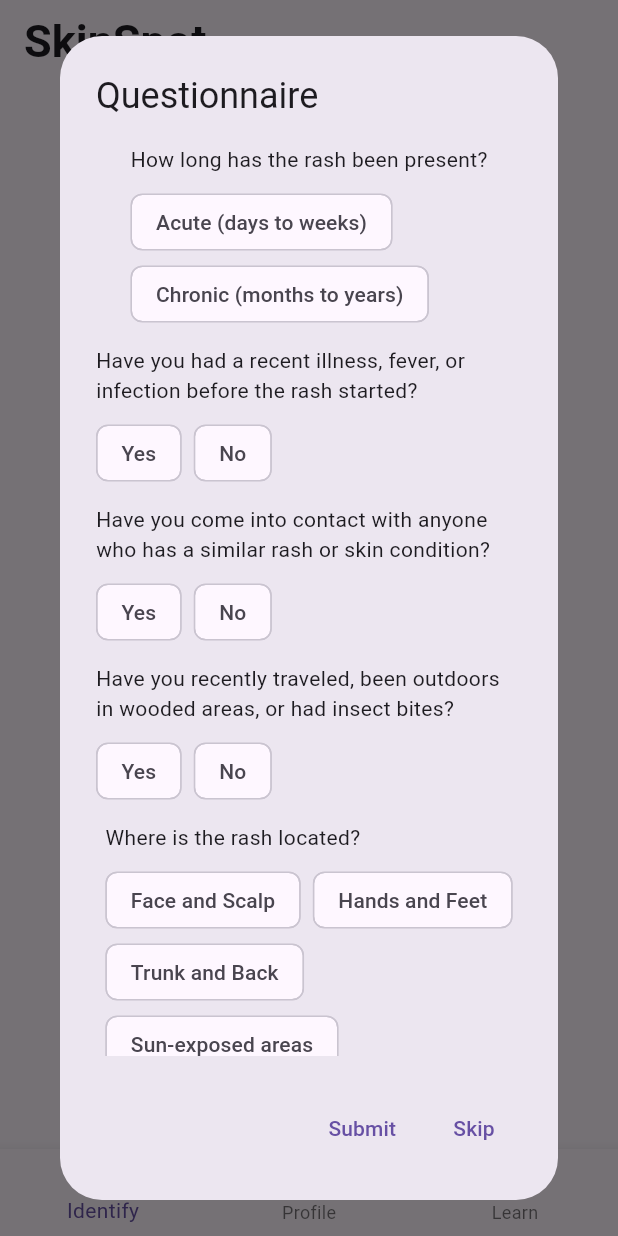
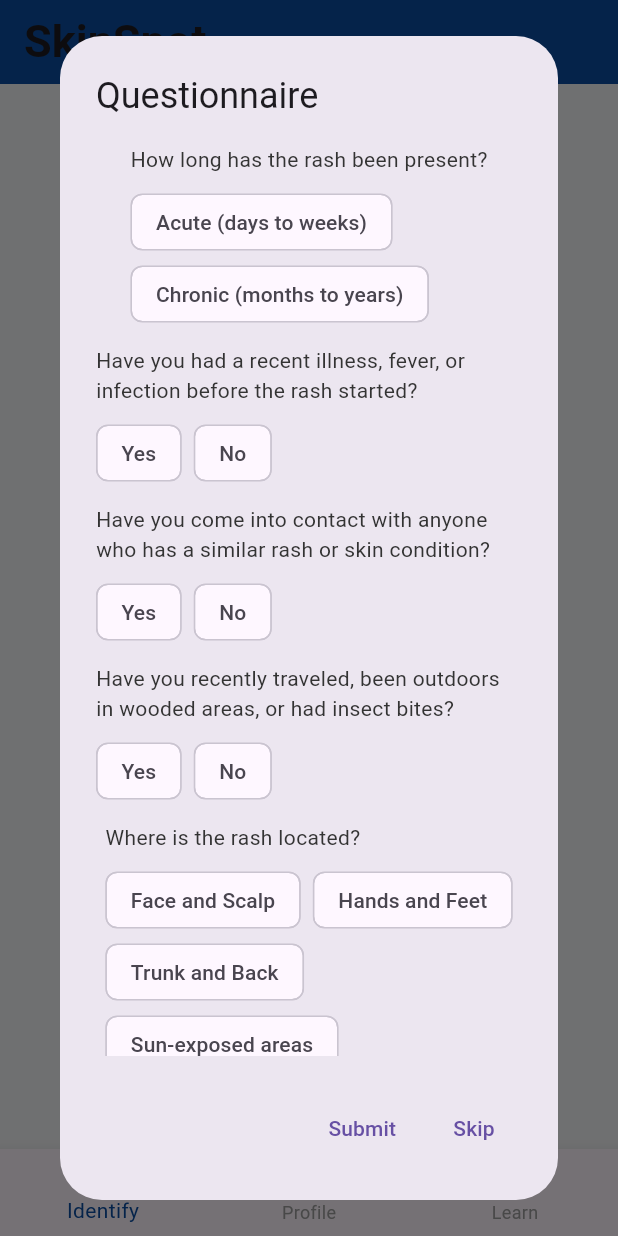
Before and after one commit to bryanz35/SkinDiseaseApp, a Flutter app: the screen it shows after launch, after a tap on the "camera alt" icon, on a phone screen of 412 x 824 dp. Run offline on Flutter 3.47's test engine with Material 3 defaults, Android fonts, the phone set to English and light mode, and no system bars; our stand-ins replace camera; missing offline and left inert: flutter_pytorch.

Commit message:
Update main.dart

```diff
--- a/lib/main.dart
+++ b/lib/main.dart
@@ -8,21 +8,28 @@ import 'learn.dart';
 late List<CameraDescription> cameras;
 
 Future<void> main() async {
-
   WidgetsFlutterBinding.ensureInitialized();
   cameras = await availableCameras();
   runApp(MyApp());
 }
 
 class MyApp extends StatelessWidget {
-
   @override
   Widget build(BuildContext context) {
     return MaterialApp(
       debugShowCheckedModeBanner: false,
       title: 'SkinSpot',
       theme: ThemeData(
-        primarySwatch: Colors.blue,
+        primaryColor: Color(0xFF0A4DA2), // Deep Blue
+        accentColor: Color(0xFF87CEEB),  // Light Blue
+        scaffoldBackgroundColor: Color(0xFFF3F4F6), // Light Grey
+        textTheme: TextTheme(
+          bodyText2: TextStyle(color: Color(0xFF333333)), // Dark Grey
+        ),
+        buttonTheme: ButtonThemeData(
+          shape: RoundedRectangleBorder(borderRadius: BorderRadius.circular(30)),
+          buttonColor: Color(0xFF0A4DA2), // Deep Blue
+        ),
       ),
       home: SplashScreen(),
     );
@@ -30,8 +37,6 @@ class MyApp extends StatelessWidget {
 }
 
 class SplashScreen extends StatefulWidget {
-
-
   @override
   _SplashScreenState createState() => _SplashScreenState();
 }
@@ -50,14 +55,23 @@ class _SplashScreenState extends State<SplashScreen> {
   @override
   Widget build(BuildContext context) {
     return Scaffold(
-      backgroundColor: Colors.white,
+      backgroundColor: Color(0xFF0A4DA2),
       body: Center(
         child: Column(
           mainAxisAlignment: MainAxisAlignment.center,
           children: [
-            Text("SkinSpot", style: TextStyle(fontSize: 30, fontWeight: FontWeight.bold)),
+            Text(
+              "SkinSpot",
+              style: TextStyle(
+                fontSize: 36,
+                fontWeight: FontWeight.bold,
+                color: Colors.white,
+              ),
+            ),
             SizedBox(height: 20),
-            CircularProgressIndicator(),
+            CircularProgressIndicator(
+              color: Color(0xFF87CEEB),
+            ),
           ],
         ),
       ),
@@ -66,8 +80,6 @@ class _SplashScreenState extends State<SplashScreen> {
 }
 
 class MyHomePage extends StatefulWidget {
-
-
   @override
   _MyHomePageState createState() => _MyHomePageState();
 }
@@ -84,7 +96,10 @@ class _MyHomePageState extends State<MyHomePage> {
   @override
   Widget build(BuildContext context) {
     return Scaffold(
-      appBar: AppBar(title: Text('SkinSpot', style: TextStyle(fontSize:  30, fontWeight: FontWeight.bold))),
+      appBar: AppBar(
+        title: Text('SkinSpot', style: TextStyle(fontSize: 30, fontWeight: FontWeight.bold)),
+        backgroundColor: Color(0xFF0A4DA2),
+      ),
       body: _screens[_currentIndex],
       bottomNavigationBar: BottomNavigationBar(
         currentIndex: _currentIndex,
@@ -93,6 +108,8 @@ class _MyHomePageState extends State<MyHomePage> {
             _currentIndex = index;
           });
         },
+        selectedItemColor: Color(0xFF0A4DA2),
+        unselectedItemColor: Colors.grey,
         items: [
           BottomNavigationBarItem(icon: Icon(Icons.camera), label: 'Identify'),
           BottomNavigationBarItem(icon: Icon(Icons.person), label: 'Profile'),
```
